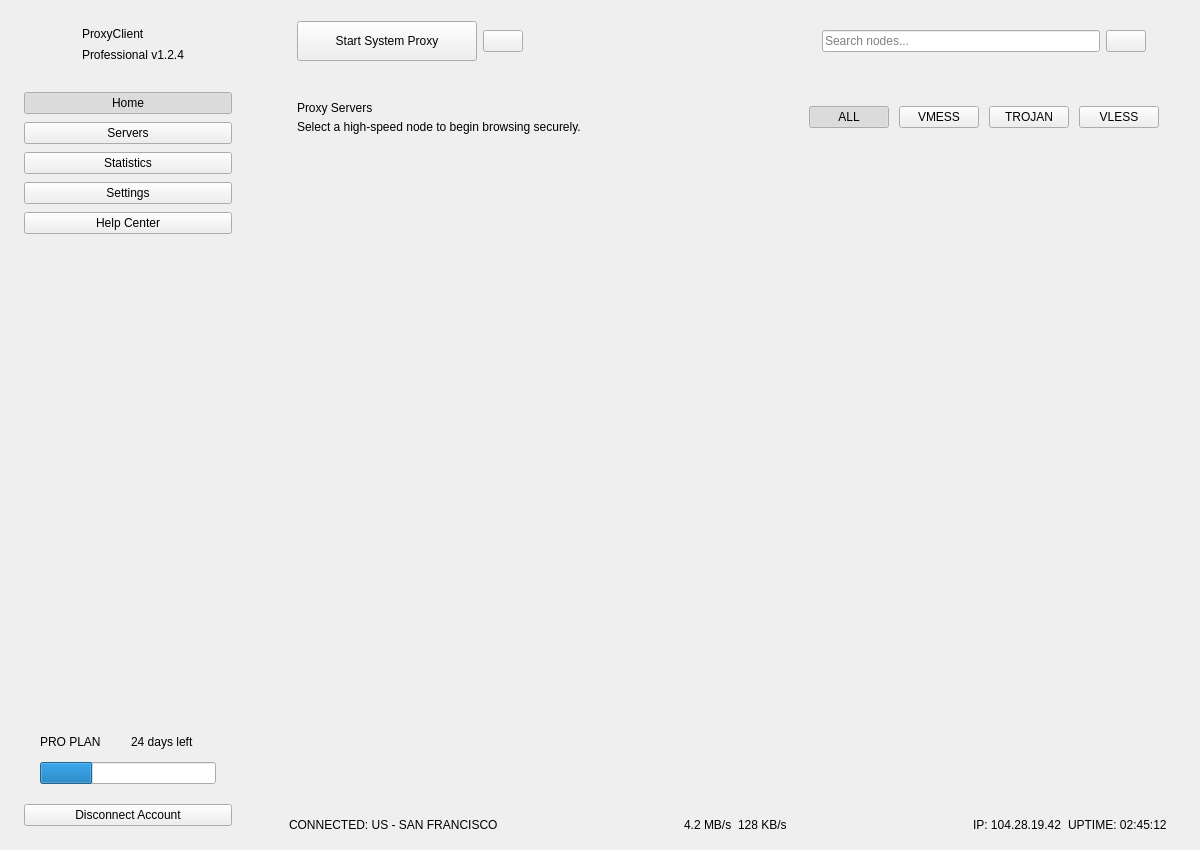
Before: the Qt Designer form v2raycpp.ui in llk657843/V2ray, drawn with Qt 5.
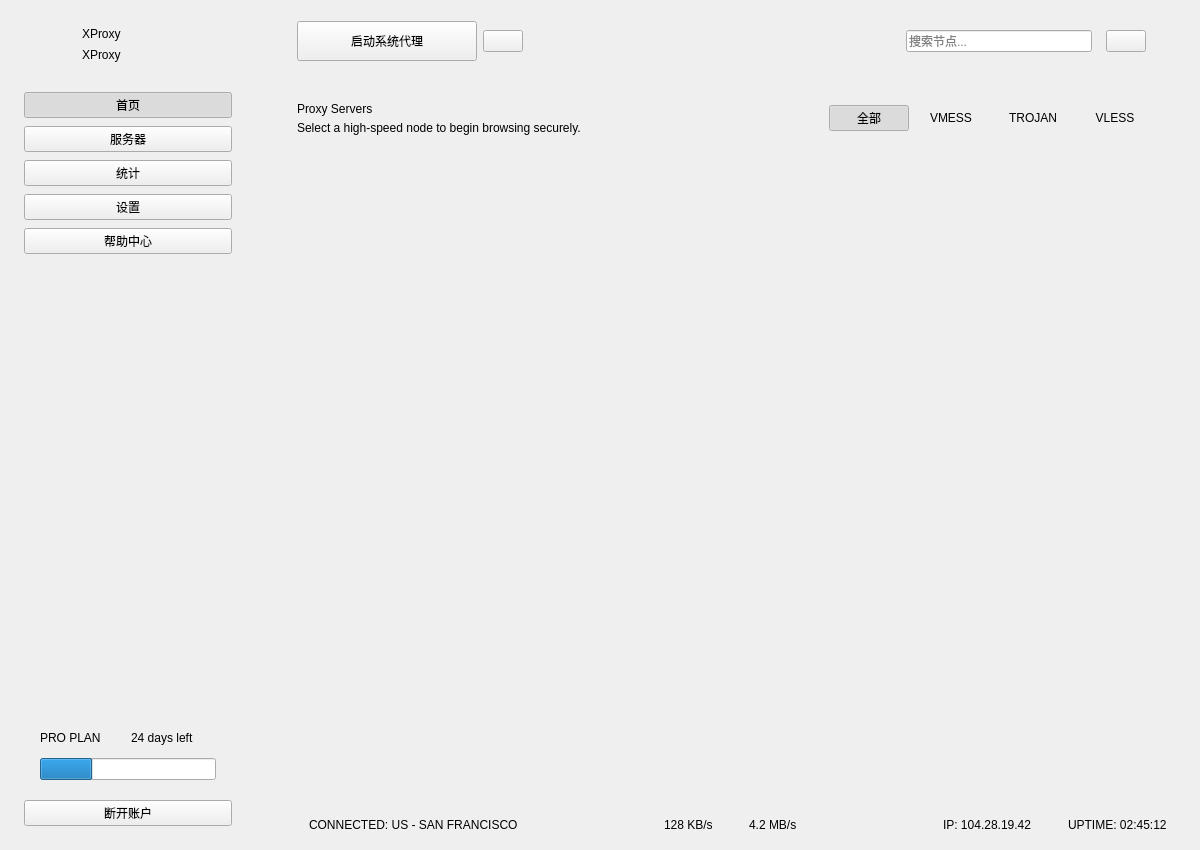
After: the same form once the commit is applied.

```diff
--- a/v2raycpp.ui
+++ b/v2raycpp.ui
@@ -88,7 +88,7 @@
           <item>
            <widget class="QLabel" name="logoTitle">
             <property name="text">
-             <string>ProxyClient</string>
+             <string>XProxy</string>
             </property>
             <property name="class" stdset="0">
              <string>logoTitle</string>
@@ -98,7 +98,7 @@
           <item>
            <widget class="QLabel" name="logoSubtitle">
             <property name="text">
-             <string>Professional v1.2.4</string>
+             <string>XProxy</string>
             </property>
             <property name="class" stdset="0">
              <string>logoSubtitle</string>
@@ -141,7 +141,7 @@
       <item>
        <widget class="QPushButton" name="navHome">
         <property name="text">
-         <string>Home</string>
+         <string>首页</string>
         </property>
         <property name="checkable">
          <bool>true</bool>
@@ -160,7 +160,7 @@
       <item>
        <widget class="QPushButton" name="navServers">
         <property name="text">
-         <string>Servers</string>
+         <string>服务器</string>
         </property>
         <property name="checkable">
          <bool>true</bool>
@@ -176,7 +176,7 @@
       <item>
        <widget class="QPushButton" name="navStats">
         <property name="text">
-         <string>Statistics</string>
+         <string>统计</string>
         </property>
         <property name="checkable">
          <bool>true</bool>
@@ -192,7 +192,7 @@
       <item>
        <widget class="QPushButton" name="navSettings">
         <property name="text">
-         <string>Settings</string>
+         <string>设置</string>
         </property>
         <property name="checkable">
          <bool>true</bool>
@@ -208,7 +208,7 @@
       <item>
        <widget class="QPushButton" name="navHelp">
         <property name="text">
-         <string>Help Center</string>
+         <string>帮助中心</string>
         </property>
         <property name="checkable">
          <bool>true</bool>
@@ -302,7 +302,7 @@
       <item>
        <widget class="QPushButton" name="btnDisconnect">
         <property name="text">
-         <string>Disconnect Account</string>
+         <string>断开账户</string>
         </property>
        </widget>
       </item>
@@ -363,7 +363,7 @@
             </size>
            </property>
            <property name="text">
-            <string>Start System Proxy</string>
+            <string>启动系统代理</string>
            </property>
           </widget>
          </item>
@@ -398,8 +398,36 @@
           </spacer>
          </item>
          <item>
-          <layout class="QHBoxLayout">
+          <widget class="QFrame" name="searchFieldWrap">
+           <property name="frameShape">
+            <enum>QFrame::Shape::NoFrame</enum>
+           </property>
+           <property name="minimumSize">
+            <size>
+             <width>140</width>
+             <height>28</height>
+            </size>
+           </property>
+           <property name="maximumSize">
+            <size>
+             <width>220</width>
+             <height>28</height>
+            </size>
+           </property>
+           <layout class="QHBoxLayout" name="layout_searchField">
            <property name="spacing">
+             <number>6</number>
+            </property>
+            <property name="leftMargin">
+             <number>8</number>
+            </property>
+            <property name="topMargin">
+             <number>0</number>
+            </property>
+            <property name="rightMargin">
+             <number>8</number>
+            </property>
+            <property name="bottomMargin">
             <number>0</number>
            </property>
            <item>
@@ -407,6 +435,21 @@
              <property name="text">
               <string/>
              </property>
+              <property name="minimumSize">
+               <size>
+                <width>12</width>
+                <height>12</height>
+               </size>
+              </property>
+              <property name="maximumSize">
+               <size>
+                <width>12</width>
+                <height>12</height>
+               </size>
+              </property>
+              <property name="scaledContents">
+               <bool>true</bool>
+              </property>
             </widget>
            </item>
            <item>
@@ -415,11 +458,12 @@
               <string/>
              </property>
              <property name="placeholderText">
-              <string>Search nodes...</string>
+               <string>搜索节点...</string>
              </property>
             </widget>
            </item>
           </layout>
+          </widget>
          </item>
          <item>
           <widget class="QPushButton" name="btnNotify">
@@ -496,14 +540,33 @@
             </spacer>
            </item>
            <item>
-            <layout class="QHBoxLayout">
+            <widget class="QFrame" name="protocolFilterBar">
+             <property name="frameShape">
+              <enum>QFrame::Shape::NoFrame</enum>
+             </property>
+             <property name="class" stdset="0">
+              <string>protocolFilterBar</string>
+             </property>
+             <layout class="QHBoxLayout" name="horizontalLayout_protocolFilter">
              <property name="spacing">
-              <number>10</number>
+               <number>2</number>
+              </property>
+              <property name="leftMargin">
+               <number>4</number>
+              </property>
+              <property name="topMargin">
+               <number>4</number>
+              </property>
+              <property name="rightMargin">
+               <number>4</number>
+              </property>
+              <property name="bottomMargin">
+               <number>4</number>
              </property>
              <item>
               <widget class="QPushButton" name="filterAll">
                <property name="text">
-                <string>ALL</string>
+                 <string>全部</string>
                </property>
                <property name="checkable">
                 <bool>true</bool>
@@ -511,7 +574,7 @@
                <property name="checked">
                 <bool>true</bool>
                </property>
-               <property name="autoExclusive">
+                <property name="flat">
                 <bool>true</bool>
                </property>
                <property name="class" stdset="0">
@@ -527,7 +590,7 @@
                <property name="checkable">
                 <bool>true</bool>
                </property>
-               <property name="autoExclusive">
+                <property name="flat">
                 <bool>true</bool>
                </property>
                <property name="class" stdset="0">
@@ -543,7 +606,7 @@
                <property name="checkable">
                 <bool>true</bool>
                </property>
-               <property name="autoExclusive">
+                <property name="flat">
                 <bool>true</bool>
                </property>
                <property name="class" stdset="0">
@@ -559,7 +622,7 @@
                <property name="checkable">
                 <bool>true</bool>
                </property>
-               <property name="autoExclusive">
+                <property name="flat">
                 <bool>true</bool>
                </property>
                <property name="class" stdset="0">
@@ -568,6 +631,7 @@
               </widget>
              </item>
             </layout>
+            </widget>
            </item>
           </layout>
          </item>
@@ -642,12 +706,42 @@
          </size>
         </property>
         <layout class="QHBoxLayout" name="layout_bottom">
+         <property name="spacing">
+          <number>16</number>
+         </property>
          <property name="leftMargin">
           <number>32</number>
          </property>
          <property name="rightMargin">
           <number>32</number>
          </property>
+         <item>
+          <layout class="QHBoxLayout" name="layout_statConn">
+           <property name="spacing">
+            <number>6</number>
+           </property>
+           <item>
+            <widget class="QLabel" name="statConnIcon">
+             <property name="text">
+              <string/>
+             </property>
+             <property name="minimumSize">
+              <size>
+               <width>14</width>
+               <height>14</height>
+              </size>
+             </property>
+             <property name="maximumSize">
+              <size>
+               <width>14</width>
+               <height>14</height>
+              </size>
+             </property>
+             <property name="scaledContents">
+              <bool>true</bool>
+             </property>
+            </widget>
+           </item>
          <item>
           <widget class="QLabel" name="statConnLabel">
            <property name="text">
@@ -655,6 +749,8 @@
            </property>
           </widget>
          </item>
+          </layout>
+         </item>
          <item>
           <spacer>
            <property name="orientation">
@@ -669,12 +765,29 @@
           </spacer>
          </item>
          <item>
-          <widget class="QLabel" name="statSpeedDown">
+          <layout class="QHBoxLayout" name="layout_statSpeedUp">
+           <property name="spacing">
+            <number>6</number>
+           </property>
+           <item>
+            <widget class="QLabel" name="statSpeedUpIcon">
            <property name="text">
-            <string>4.2 MB/s</string>
-           </property>
-           <property name="class" stdset="0">
-            <string>statText</string>
+              <string/>
+             </property>
+             <property name="minimumSize">
+              <size>
+               <width>14</width>
+               <height>14</height>
+              </size>
+             </property>
+             <property name="maximumSize">
+              <size>
+               <width>14</width>
+               <height>14</height>
+              </size>
+             </property>
+             <property name="scaledContents">
+              <bool>true</bool>
            </property>
           </widget>
          </item>
@@ -688,6 +801,47 @@
            </property>
           </widget>
          </item>
+          </layout>
+         </item>
+         <item>
+          <layout class="QHBoxLayout" name="layout_statSpeedDown">
+           <property name="spacing">
+            <number>6</number>
+           </property>
+           <item>
+            <widget class="QLabel" name="statSpeedDownIcon">
+             <property name="text">
+              <string/>
+             </property>
+             <property name="minimumSize">
+              <size>
+               <width>14</width>
+               <height>14</height>
+              </size>
+             </property>
+             <property name="maximumSize">
+              <size>
+               <width>14</width>
+               <height>14</height>
+              </size>
+             </property>
+             <property name="scaledContents">
+              <bool>true</bool>
+             </property>
+            </widget>
+           </item>
+           <item>
+            <widget class="QLabel" name="statSpeedDown">
+             <property name="text">
+              <string>4.2 MB/s</string>
+             </property>
+             <property name="class" stdset="0">
+              <string>statText</string>
+             </property>
+            </widget>
+           </item>
+          </layout>
+         </item>
          <item>
           <spacer>
            <property name="orientation">
@@ -700,6 +854,33 @@
             </size>
            </property>
           </spacer>
+         </item>
+         <item>
+          <layout class="QHBoxLayout" name="layout_statIP">
+           <property name="spacing">
+            <number>6</number>
+           </property>
+           <item>
+            <widget class="QLabel" name="statIPIcon">
+             <property name="text">
+              <string/>
+             </property>
+             <property name="minimumSize">
+              <size>
+               <width>14</width>
+               <height>14</height>
+              </size>
+             </property>
+             <property name="maximumSize">
+              <size>
+               <width>14</width>
+               <height>14</height>
+              </size>
+             </property>
+             <property name="scaledContents">
+              <bool>true</bool>
+             </property>
+            </widget>
          </item>
          <item>
           <widget class="QLabel" name="statIP">
@@ -711,6 +892,35 @@
            </property>
           </widget>
          </item>
+          </layout>
+         </item>
+         <item>
+          <layout class="QHBoxLayout" name="layout_statUptime">
+           <property name="spacing">
+            <number>6</number>
+           </property>
+           <item>
+            <widget class="QLabel" name="statUptimeIcon">
+             <property name="text">
+              <string/>
+             </property>
+             <property name="minimumSize">
+              <size>
+               <width>14</width>
+               <height>14</height>
+              </size>
+             </property>
+             <property name="maximumSize">
+              <size>
+               <width>14</width>
+               <height>14</height>
+              </size>
+             </property>
+             <property name="scaledContents">
+              <bool>true</bool>
+             </property>
+            </widget>
+           </item>
          <item>
           <widget class="QLabel" name="statUptime">
            <property name="text">
@@ -720,6 +930,8 @@
             <string>statText</string>
            </property>
           </widget>
+           </item>
+          </layout>
          </item>
         </layout>
        </widget>
```
Left out of the diff: 10 changed lines with no effect on the pictures. Lines whose indentation alone changed are shown as unchanged.
